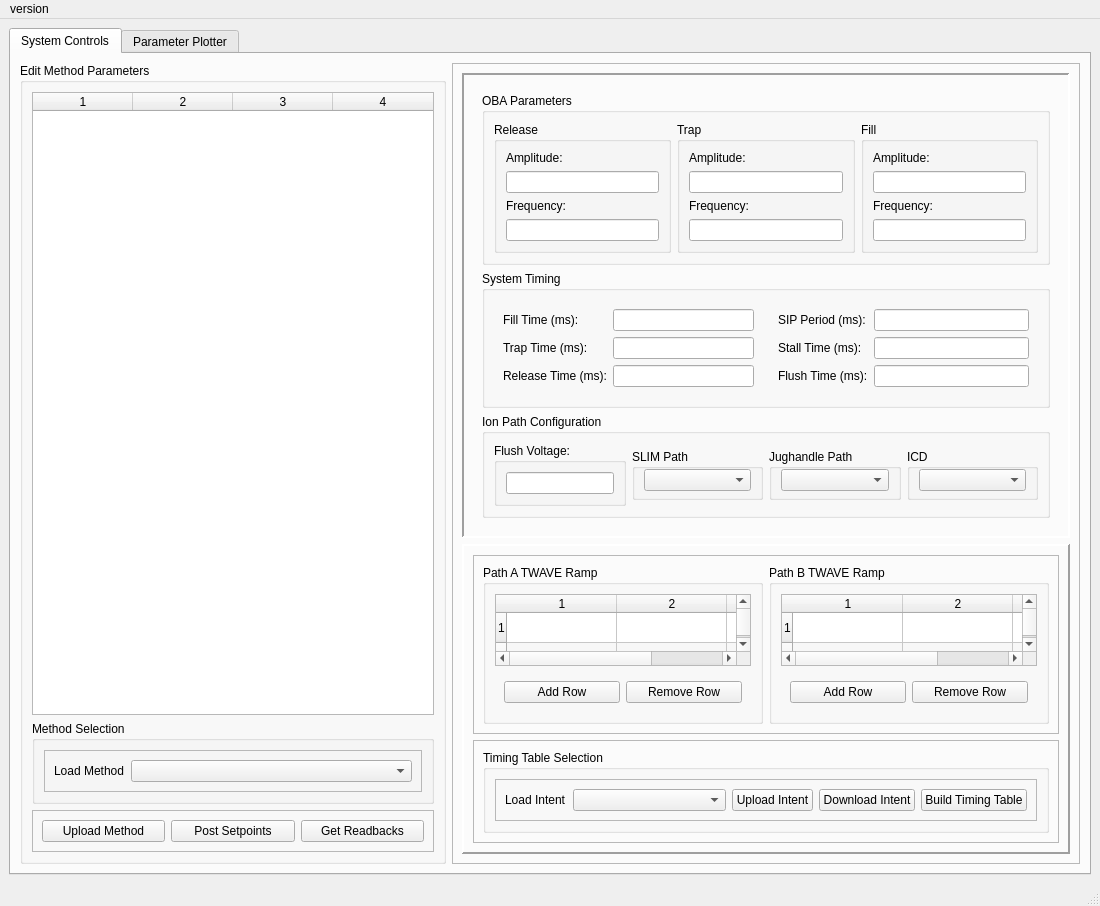
The window that DaytonaIPhaseControls/gui/gui.ui (mikeypancakes/Daytona-I-Phase-Controls) describes before a commit, drawn with Qt 5.
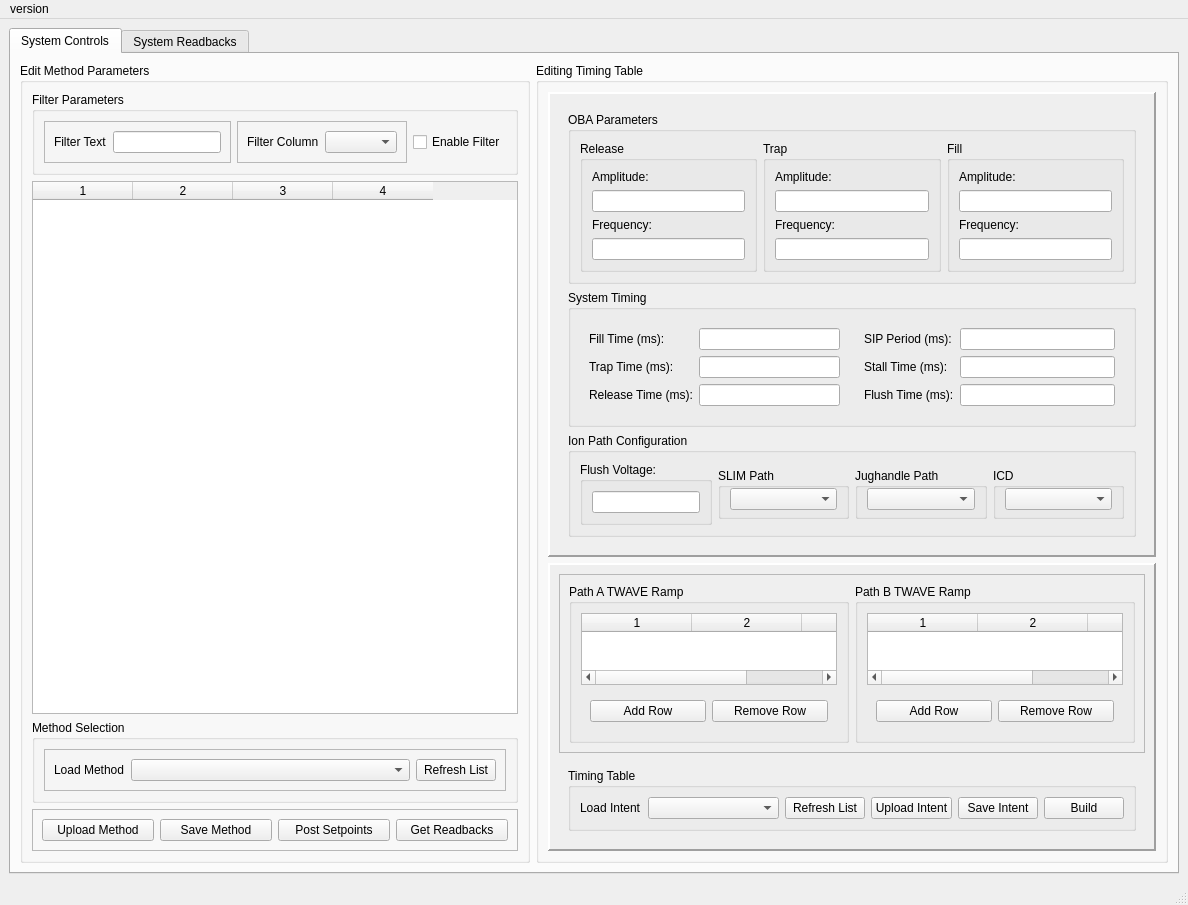
The same window after the commit. Custom widgets are drawn as their Qt base class.

Commit message: Huge quality of life additions. Added filter functionality to help sift through parameters. Plotting widget works. Added ability to upload and save timing tables and methods.

Patch:
```diff
--- a/DaytonaIPhaseControls/gui/gui.ui
+++ b/DaytonaIPhaseControls/gui/gui.ui
@@ -6,8 +6,8 @@
    <rect>
     <x>0</x>
     <y>0</y>
-    <width>1100</width>
-    <height>876</height>
+    <width>1167</width>
+    <height>867</height>
    </rect>
   </property>
   <property name="windowTitle">
@@ -23,6 +23,9 @@
         <verstretch>0</verstretch>
        </sizepolicy>
       </property>
+      <property name="autoFillBackground">
+       <bool>true</bool>
+      </property>
       <property name="currentIndex">
        <number>0</number>
       </property>
@@ -33,23 +36,109 @@
        <attribute name="title">
         <string>System Controls</string>
        </attribute>
-       <layout class="QHBoxLayout" name="horizontalLayout_12">
+       <layout class="QHBoxLayout" name="horizontalLayout_15">
         <item>
          <widget class="QGroupBox" name="groupBox">
           <property name="sizePolicy">
-           <sizepolicy hsizetype="Minimum" vsizetype="MinimumExpanding">
+           <sizepolicy hsizetype="Maximum" vsizetype="MinimumExpanding">
             <horstretch>0</horstretch>
             <verstretch>0</verstretch>
            </sizepolicy>
           </property>
+          <property name="autoFillBackground">
+           <bool>false</bool>
+          </property>
           <property name="title">
            <string>Edit Method Parameters</string>
           </property>
           <layout class="QVBoxLayout" name="verticalLayout_3">
+           <item>
+            <widget class="QGroupBox" name="groupBox_16">
+             <property name="sizePolicy">
+              <sizepolicy hsizetype="Maximum" vsizetype="Preferred">
+               <horstretch>0</horstretch>
+               <verstretch>0</verstretch>
+              </sizepolicy>
+             </property>
+             <property name="title">
+              <string>Filter Parameters</string>
+             </property>
+             <layout class="QHBoxLayout" name="horizontalLayout_18">
+              <item>
+               <widget class="QFrame" name="frame_17">
+                <property name="frameShape">
+                 <enum>QFrame::StyledPanel</enum>
+                </property>
+                <property name="frameShadow">
+                 <enum>QFrame::Raised</enum>
+                </property>
+                <layout class="QHBoxLayout" name="horizontalLayout_22">
+                 <item>
+                  <widget class="QLabel" name="label_23">
+                   <property name="text">
+                    <string>Filter Text</string>
+                   </property>
+                  </widget>
+                 </item>
+                 <item>
+                  <widget class="QLineEdit" name="input_filter_text">
+                   <property name="sizePolicy">
+                    <sizepolicy hsizetype="Minimum" vsizetype="Fixed">
+                     <horstretch>0</horstretch>
+                     <verstretch>0</verstretch>
+                    </sizepolicy>
+                   </property>
+                   <property name="autoFillBackground">
+                    <bool>false</bool>
+                   </property>
+                  </widget>
+                 </item>
+                </layout>
+               </widget>
+              </item>
+              <item>
+               <widget class="QFrame" name="frame_15">
+                <property name="frameShape">
+                 <enum>QFrame::StyledPanel</enum>
+                </property>
+                <property name="frameShadow">
+                 <enum>QFrame::Raised</enum>
+                </property>
+                <layout class="QHBoxLayout" name="horizontalLayout_19">
+                 <item>
+                  <widget class="QLabel" name="label_16">
+                   <property name="text">
+                    <string>Filter Column</string>
+                   </property>
+                  </widget>
+                 </item>
+                 <item>
+                  <widget class="QComboBox" name="column_combo_box">
+                   <property name="sizePolicy">
+                    <sizepolicy hsizetype="MinimumExpanding" vsizetype="Fixed">
+                     <horstretch>0</horstretch>
+                     <verstretch>0</verstretch>
+                    </sizepolicy>
+                   </property>
+                  </widget>
+                 </item>
+                </layout>
+               </widget>
+              </item>
+              <item>
+               <widget class="QCheckBox" name="applyFilterBox">
+                <property name="text">
+                 <string>Enable Filter</string>
+                </property>
+               </widget>
+              </item>
+             </layout>
+            </widget>
+           </item>
            <item>
             <widget class="QTableWidget" name="parameter_table">
              <property name="sizePolicy">
-              <sizepolicy hsizetype="Preferred" vsizetype="Expanding">
+              <sizepolicy hsizetype="Expanding" vsizetype="Expanding">
                <horstretch>0</horstretch>
                <verstretch>0</verstretch>
               </sizepolicy>
@@ -65,6 +154,12 @@
            </item>
            <item>
             <widget class="QGroupBox" name="groupBox_5">
+             <property name="sizePolicy">
+              <sizepolicy hsizetype="MinimumExpanding" vsizetype="Preferred">
+               <horstretch>0</horstretch>
+               <verstretch>0</verstretch>
+              </sizepolicy>
+             </property>
              <property name="title">
               <string>Method Selection</string>
              </property>
@@ -95,6 +190,13 @@
                    </property>
                   </widget>
                  </item>
+                 <item>
+                  <widget class="QPushButton" name="refreshMethods_btn">
+                   <property name="text">
+                    <string>Refresh List</string>
+                   </property>
+                  </widget>
+                 </item>
                 </layout>
                </widget>
               </item>
@@ -123,6 +225,13 @@
                 </property>
                </widget>
               </item>
+              <item>
+               <widget class="QPushButton" name="save_method_btn">
+                <property name="text">
+                 <string>Save Method</string>
+                </property>
+               </widget>
+              </item>
               <item>
                <widget class="QPushButton" name="putsetpoints_btn">
                 <property name="text">
@@ -144,27 +253,27 @@
          </widget>
         </item>
         <item>
-         <widget class="QFrame" name="frame_13">
-          <property name="frameShape">
-           <enum>QFrame::StyledPanel</enum>
-          </property>
-          <property name="frameShadow">
-           <enum>QFrame::Raised</enum>
+         <widget class="QGroupBox" name="groupBox_17">
+          <property name="title">
+           <string>Editing Timing Table</string>
           </property>
           <layout class="QVBoxLayout" name="verticalLayout_16">
            <item>
             <widget class="QFrame" name="frame_8">
              <property name="sizePolicy">
-              <sizepolicy hsizetype="MinimumExpanding" vsizetype="MinimumExpanding">
+              <sizepolicy hsizetype="MinimumExpanding" vsizetype="Maximum">
                <horstretch>0</horstretch>
                <verstretch>0</verstretch>
               </sizepolicy>
              </property>
+             <property name="autoFillBackground">
+              <bool>true</bool>
+             </property>
              <property name="frameShape">
               <enum>QFrame::Panel</enum>
              </property>
              <property name="frameShadow">
-              <enum>QFrame::Sunken</enum>
+              <enum>QFrame::Raised</enum>
              </property>
              <property name="lineWidth">
               <number>2</number>
@@ -653,6 +762,9 @@
                <verstretch>0</verstretch>
               </sizepolicy>
              </property>
+             <property name="autoFillBackground">
+              <bool>true</bool>
+             </property>
              <property name="frameShape">
               <enum>QFrame::Panel</enum>
              </property>
@@ -666,11 +778,14 @@
               <item>
                <widget class="QFrame" name="frame_12">
                 <property name="sizePolicy">
-                 <sizepolicy hsizetype="MinimumExpanding" vsizetype="Preferred">
+                 <sizepolicy hsizetype="Expanding" vsizetype="Preferred">
                   <horstretch>0</horstretch>
                   <verstretch>0</verstretch>
                  </sizepolicy>
                 </property>
+                <property name="autoFillBackground">
+                 <bool>false</bool>
+                </property>
                 <property name="frameShape">
                  <enum>QFrame::StyledPanel</enum>
                 </property>
@@ -689,6 +804,12 @@
                    <property name="title">
                     <string>Path A TWAVE Ramp</string>
                    </property>
+                   <property name="flat">
+                    <bool>false</bool>
+                   </property>
+                   <property name="checkable">
+                    <bool>false</bool>
+                   </property>
                    <layout class="QVBoxLayout" name="verticalLayout_11">
                     <item>
                      <widget class="QTableWidget" name="pathA_tbl">
@@ -702,7 +823,7 @@
                        <bool>true</bool>
                       </property>
                       <property name="rowCount">
-                       <number>4</number>
+                       <number>0</number>
                       </property>
                       <property name="columnCount">
                        <number>3</number>
@@ -728,10 +849,6 @@
                       <attribute name="verticalHeaderStretchLastSection">
                        <bool>false</bool>
                       </attribute>
-                      <row/>
-                      <row/>
-                      <row/>
-                      <row/>
                       <column/>
                       <column/>
                       <column/>
@@ -802,7 +919,7 @@
                        <bool>true</bool>
                       </property>
                       <property name="rowCount">
-                       <number>4</number>
+                       <number>0</number>
                       </property>
                       <property name="columnCount">
                        <number>3</number>
@@ -828,10 +945,6 @@
                       <attribute name="verticalHeaderStretchLastSection">
                        <bool>false</bool>
                       </attribute>
-                      <row/>
-                      <row/>
-                      <row/>
-                      <row/>
                       <column/>
                       <column/>
                       <column/>
@@ -890,7 +1003,7 @@
                  </sizepolicy>
                 </property>
                 <property name="frameShape">
-                 <enum>QFrame::StyledPanel</enum>
+                 <enum>QFrame::NoFrame</enum>
                 </property>
                 <property name="frameShadow">
                  <enum>QFrame::Raised</enum>
@@ -899,19 +1012,10 @@
                  <item>
                   <widget class="QGroupBox" name="groupBox_15">
                    <property name="title">
-                    <string>Timing Table Selection</string>
+                    <string>Timing Table</string>
                    </property>
                    <layout class="QHBoxLayout" name="horizontalLayout_8">
                     <item>
-                     <widget class="QFrame" name="frame_14">
-                      <property name="frameShape">
-                       <enum>QFrame::StyledPanel</enum>
-                      </property>
-                      <property name="frameShadow">
-                       <enum>QFrame::Raised</enum>
-                      </property>
-                      <layout class="QHBoxLayout" name="horizontalLayout_15">
-                       <item>
                         <widget class="QLabel" name="label_15">
                          <property name="text">
                           <string>Load Intent</string>
@@ -919,7 +1023,7 @@
                         </widget>
                        </item>
                        <item>
-                        <widget class="QComboBox" name="method_combo_box_2">
+                     <widget class="QComboBox" name="intent_combo_box">
                          <property name="sizePolicy">
                           <sizepolicy hsizetype="MinimumExpanding" vsizetype="Fixed">
                            <horstretch>0</horstretch>
@@ -928,6 +1032,13 @@
                          </property>
                         </widget>
                        </item>
+                    <item>
+                     <widget class="QPushButton" name="refreshIntents_btn">
+                      <property name="text">
+                       <string>Refresh List</string>
+                      </property>
+                     </widget>
+                    </item>
                        <item>
                         <widget class="QPushButton" name="uploadIntent_btn">
                          <property name="text">
@@ -936,20 +1047,29 @@
                         </widget>
                        </item>
                        <item>
-                        <widget class="QPushButton" name="donwloadIntent_btn">
+                     <widget class="QPushButton" name="saveIntent_btn">
+                      <property name="sizePolicy">
+                       <sizepolicy hsizetype="Maximum" vsizetype="Fixed">
+                        <horstretch>0</horstretch>
+                        <verstretch>0</verstretch>
+                       </sizepolicy>
+                      </property>
                          <property name="text">
-                          <string>Download Intent</string>
+                       <string>Save Intent</string>
                          </property>
                         </widget>
                        </item>
                        <item>
                         <widget class="QPushButton" name="generateTT_btn">
+                      <property name="sizePolicy">
+                       <sizepolicy hsizetype="Maximum" vsizetype="Fixed">
+                        <horstretch>0</horstretch>
+                        <verstretch>0</verstretch>
+                       </sizepolicy>
+                      </property>
                          <property name="text">
-                          <string>Build Timing Table</string>
-                         </property>
-                        </widget>
-                       </item>
-                      </layout>
+                       <string>Build</string>
+                      </property>
                      </widget>
                     </item>
                    </layout>
@@ -968,7 +1088,7 @@
       </widget>
       <widget class="QWidget" name="REST_Plotter">
        <attribute name="title">
-        <string>Parameter Plotter</string>
+        <string>System Readbacks</string>
        </attribute>
        <layout class="QHBoxLayout" name="horizontalLayout_4">
         <item>
@@ -1127,6 +1247,15 @@
             </widget>
            </item>
            <item>
+            <widget class="QFrame" name="frame_13">
+             <property name="frameShape">
+              <enum>QFrame::Box</enum>
+             </property>
+             <property name="frameShadow">
+              <enum>QFrame::Raised</enum>
+             </property>
+             <layout class="QHBoxLayout" name="horizontalLayout_23">
+              <item>
             <widget class="PlotWidget" name="plotting_widget" native="true">
              <property name="sizePolicy">
               <sizepolicy hsizetype="Preferred" vsizetype="MinimumExpanding">
@@ -1136,6 +1265,9 @@
              </property>
             </widget>
            </item>
+             </layout>
+            </widget>
+           </item>
            <item>
             <widget class="QFrame" name="frame_2">
              <property name="frameShape">
@@ -1210,7 +1342,7 @@
     <rect>
      <x>0</x>
      <y>0</y>
-     <width>1100</width>
+     <width>1167</width>
      <height>21</height>
     </rect>
    </property>
```
Left out of the diff: 31 changed lines with no effect on the pictures. Lines whose indentation alone changed are shown as unchanged. The commit also changes 11 other files.
